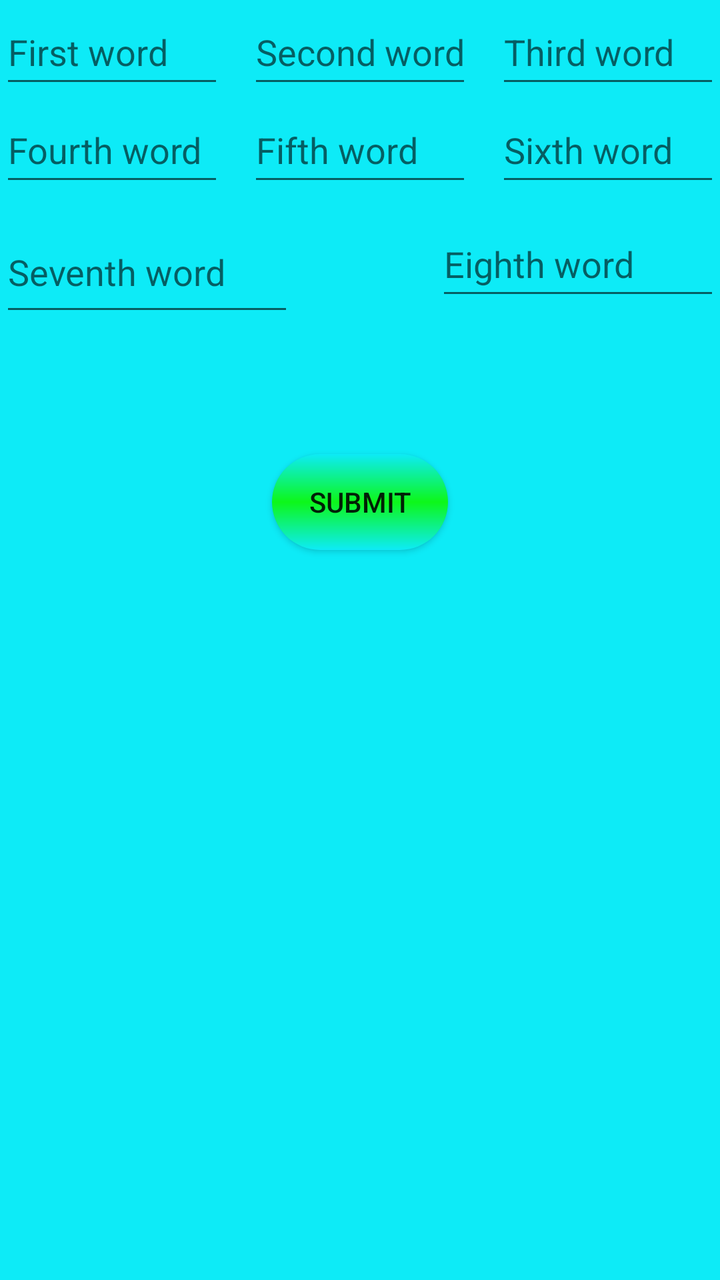
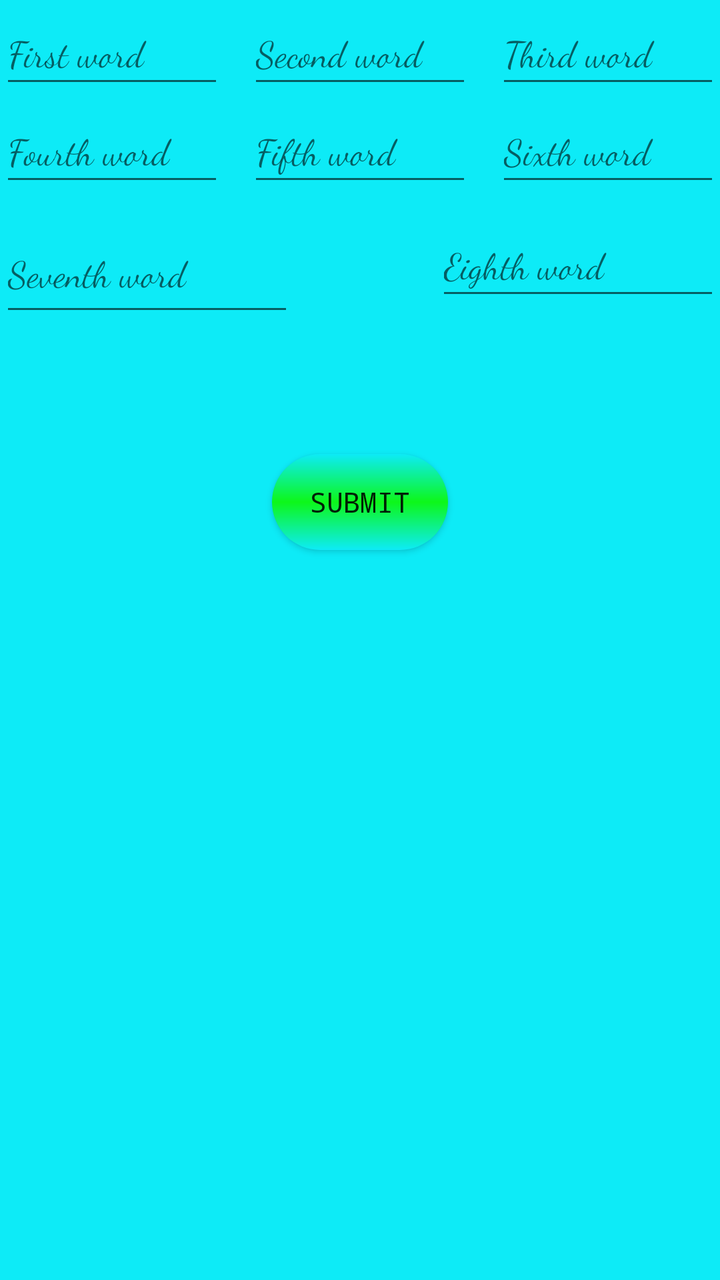

Two renders of the same Android screen: before a commit and after it. Below are the layout's source before the change and the commit's diff.
<!-- AndroidManifest.xml: application theme Theme.PortfolioUpgraded -->
<!-- res/layout/fragment_madlibs.xml -->
<?xml version="1.0" encoding="utf-8"?>
<androidx.constraintlayout.widget.ConstraintLayout xmlns:android="http://schemas.android.com/apk/res/android"
    xmlns:app="http://schemas.android.com/apk/res-auto"
    xmlns:tools="http://schemas.android.com/tools"
    android:layout_width="match_parent"
    android:layout_height="match_parent"
    tools:context=".ui.gallery.madlibsFragment"
    android:background="@color/cyan">

    <TextView
        android:id="@+id/text_gallery"
        android:layout_width="398dp"
        android:layout_height="300dp"
        android:layout_marginStart="8dp"
        android:layout_marginEnd="8dp"
        android:textAlignment="center"
        android:textSize="20sp"
        app:layout_constraintBottom_toTopOf="@+id/button4"
        app:layout_constraintEnd_toEndOf="parent"
        app:layout_constraintHorizontal_bias="0.0"
        app:layout_constraintStart_toStartOf="parent"
        app:layout_constraintTop_toBottomOf="@+id/button3"
        app:layout_constraintVertical_bias="0.28" />

    <Button
        android:id="@+id/button3"
        android:layout_width="wrap_content"
        android:layout_height="wrap_content"
        android:background="@drawable/shape"

        android:text="Submit"
        app:layout_constraintBottom_toBottomOf="parent"
        app:layout_constraintEnd_toEndOf="parent"
        app:layout_constraintStart_toStartOf="parent"
        app:layout_constraintTop_toBottomOf="@+id/FifthText"
        app:layout_constraintVertical_bias="0.261"
        tools:ignore="MissingConstraints" />

    <EditText
        android:id="@+id/ThirdText"
        android:layout_width="112dp"
        android:layout_height="49dp"
        android:ems="10"
        android:hint="Third word"
        android:inputType="text"
        app:layout_constraintEnd_toEndOf="parent"
        app:layout_constraintTop_toTopOf="parent" />

    <EditText
        android:id="@+id/SeventhText"
        android:layout_width="147dp"
        android:layout_height="57dp"
        android:layout_marginTop="8dp"
        android:ems="10"
        android:hint="Seventh word"
        android:inputType="text"
        app:layout_constraintEnd_toStartOf="@+id/FifthText"
        app:layout_constraintHorizontal_bias="0.0"
        app:layout_constraintStart_toStartOf="parent"
        app:layout_constraintTop_toBottomOf="@+id/FifthText" />

    <EditText
        android:id="@+id/FirstText"
        android:layout_width="112dp"
        android:layout_height="49dp"
        android:ems="10"
        android:hint="First word"
        android:inputType="text"
        app:layout_constraintStart_toStartOf="parent"
        app:layout_constraintTop_toTopOf="parent" />

    <EditText
        android:id="@+id/FifthText"
        android:layout_width="112dp"
        android:layout_height="49dp"
        android:ems="10"
        android:hint="Fifth word"
        android:inputType="text"
        app:layout_constraintEnd_toStartOf="@+id/SixthText"
        app:layout_constraintStart_toEndOf="@+id/FourthText"
        app:layout_constraintTop_toBottomOf="@+id/SecondText" />

    <EditText
        android:id="@+id/SecondText"
        android:layout_width="112dp"
        android:layout_height="49dp"
        android:ems="10"
        android:hint="Second word"
        android:inputType="text"
        app:layout_constraintEnd_toStartOf="@+id/ThirdText"
        app:layout_constraintStart_toEndOf="@+id/FirstText"
        app:layout_constraintTop_toTopOf="parent" />

    <EditText
        android:id="@+id/FourthText"
        android:layout_width="112dp"
        android:layout_height="49dp"
        android:ems="10"
        android:hint="Fourth word"
        android:inputType="text"
        app:layout_constraintStart_toStartOf="parent"
        app:layout_constraintTop_toBottomOf="@+id/FirstText" />

    <EditText
        android:id="@+id/SixthText"
        android:layout_width="112dp"
        android:layout_height="49dp"
        android:ems="10"
        android:hint="Sixth word"
        android:inputType="text"
        app:layout_constraintEnd_toEndOf="parent"
        app:layout_constraintTop_toBottomOf="@+id/ThirdText" />

    <EditText
        android:id="@+id/EightText"
        android:layout_width="142dp"
        android:layout_height="49dp"
        android:layout_marginTop="8dp"
        android:ems="10"
        android:hint="Eighth word"
        android:inputType="text"
        app:layout_constraintEnd_toEndOf="parent"
        app:layout_constraintHorizontal_bias="1.0"
        app:layout_constraintStart_toEndOf="@+id/FifthText"
        app:layout_constraintTop_toBottomOf="@+id/FifthText" />

    <Button
        android:id="@+id/button4"
        android:layout_width="wrap_content"
        android:layout_height="wrap_content"
        android:text="Restart"
        android:visibility="gone"
        app:layout_constraintBottom_toBottomOf="parent"
        app:layout_constraintEnd_toEndOf="parent"
        app:layout_constraintStart_toStartOf="parent"

        android:backgroundTint="@color/lime"/>

</androidx.constraintlayout.widget.ConstraintLayout>
<!-- resources referenced by this layout -->
<resources>
  <color name="cyan">#0DEBF7</color>
  <color name="lime">#0DF719</color>
  <!-- drawable shape (drawable) -->
  <?xml version="1.0" encoding="utf-8"?>
      <shape xmlns:android="http://schemas.android.com/apk/res/android"
          android:shape="rectangle">
      <gradient
          android:startColor="#0DEBF7"
          android:centerColor="#0DF719"
          android:endColor="#0DEBF7"
          android:type="linear"
          android:angle="270"
          ></gradient>
  <corners android:radius="45dp"/>
  
  
  
      </shape>
  <style name="Theme.PortfolioUpgraded" parent="Theme.AppCompat.DayNight.DarkActionBar">
          
          <item name="colorPrimary">@color/purple_500</item>
          <item name="colorPrimaryVariant">@color/purple_700</item>
          <item name="colorOnPrimary">@color/white</item>
  
          
          <item name="colorSecondary">@color/teal_200</item>
          <item name="colorSecondaryVariant">@color/teal_700</item>
          <item name="colorOnSecondary">@color/black</item>
          
          <item name="android:statusBarColor">?attr/colorPrimaryVariant</item>
          
  
  
      </style>
  <color name="purple_500">#FF6200EE</color>
  <color name="purple_700">#FF3700B3</color>
  <color name="white">#FFFFFFFF</color>
  <color name="teal_200">#FF03DAC5</color>
  <color name="teal_700">#FF018786</color>
  <color name="black">#FF000000</color>
</resources>

<!-- the commit's change to res/layout/fragment_madlibs.xml (unified diff, before → after) -->
@@ -13,8 +13,9 @@
         android:layout_height="300dp"
         android:layout_marginStart="8dp"
         android:layout_marginEnd="8dp"
+        android:fontFamily="cursive"
         android:textAlignment="center"
-        android:textSize="20sp"
+        android:textSize="24sp"
         app:layout_constraintBottom_toTopOf="@+id/button4"
         app:layout_constraintEnd_toEndOf="parent"
         app:layout_constraintHorizontal_bias="0.0"
@@ -28,6 +29,7 @@
         android:layout_height="wrap_content"
         android:background="@drawable/shape"
 
+        android:fontFamily="monospace"
         android:text="Submit"
         app:layout_constraintBottom_toBottomOf="parent"
         app:layout_constraintEnd_toEndOf="parent"
@@ -41,6 +43,7 @@
         android:layout_width="112dp"
         android:layout_height="49dp"
         android:ems="10"
+        android:fontFamily="cursive"
         android:hint="Third word"
         android:inputType="text"
         app:layout_constraintEnd_toEndOf="parent"
@@ -52,6 +55,7 @@
         android:layout_height="57dp"
         android:layout_marginTop="8dp"
         android:ems="10"
+        android:fontFamily="cursive"
         android:hint="Seventh word"
         android:inputType="text"
         app:layout_constraintEnd_toStartOf="@+id/FifthText"
@@ -64,6 +68,7 @@
         android:layout_width="112dp"
         android:layout_height="49dp"
         android:ems="10"
+        android:fontFamily="cursive"
         android:hint="First word"
         android:inputType="text"
         app:layout_constraintStart_toStartOf="parent"
@@ -74,6 +79,7 @@
         android:layout_width="112dp"
         android:layout_height="49dp"
         android:ems="10"
+        android:fontFamily="cursive"
         android:hint="Fifth word"
         android:inputType="text"
         app:layout_constraintEnd_toStartOf="@+id/SixthText"
@@ -85,6 +91,7 @@
         android:layout_width="112dp"
         android:layout_height="49dp"
         android:ems="10"
+        android:fontFamily="cursive"
         android:hint="Second word"
         android:inputType="text"
         app:layout_constraintEnd_toStartOf="@+id/ThirdText"
@@ -96,6 +103,7 @@
         android:layout_width="112dp"
         android:layout_height="49dp"
         android:ems="10"
+        android:fontFamily="cursive"
         android:hint="Fourth word"
         android:inputType="text"
         app:layout_constraintStart_toStartOf="parent"
@@ -106,6 +114,7 @@
         android:layout_width="112dp"
         android:layout_height="49dp"
         android:ems="10"
+        android:fontFamily="cursive"
         android:hint="Sixth word"
         android:inputType="text"
         app:layout_constraintEnd_toEndOf="parent"
@@ -117,6 +126,7 @@
         android:layout_height="49dp"
         android:layout_marginTop="8dp"
         android:ems="10"
+        android:fontFamily="cursive"
         android:hint="Eighth word"
         android:inputType="text"
         app:layout_constraintEnd_toEndOf="parent"
